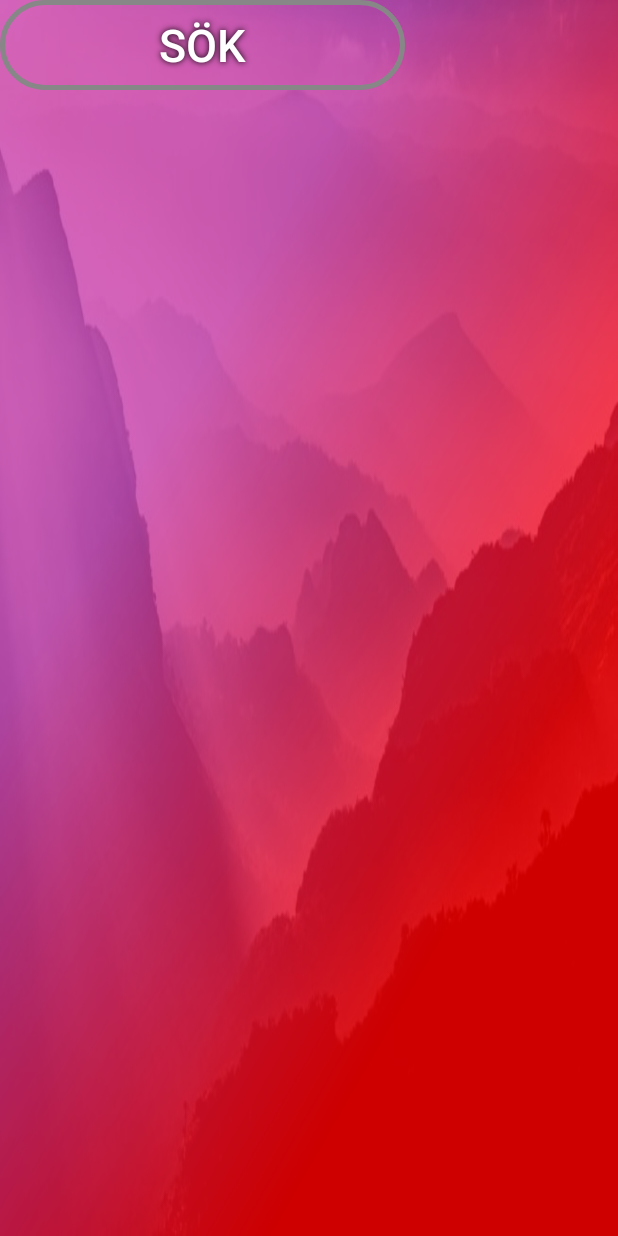
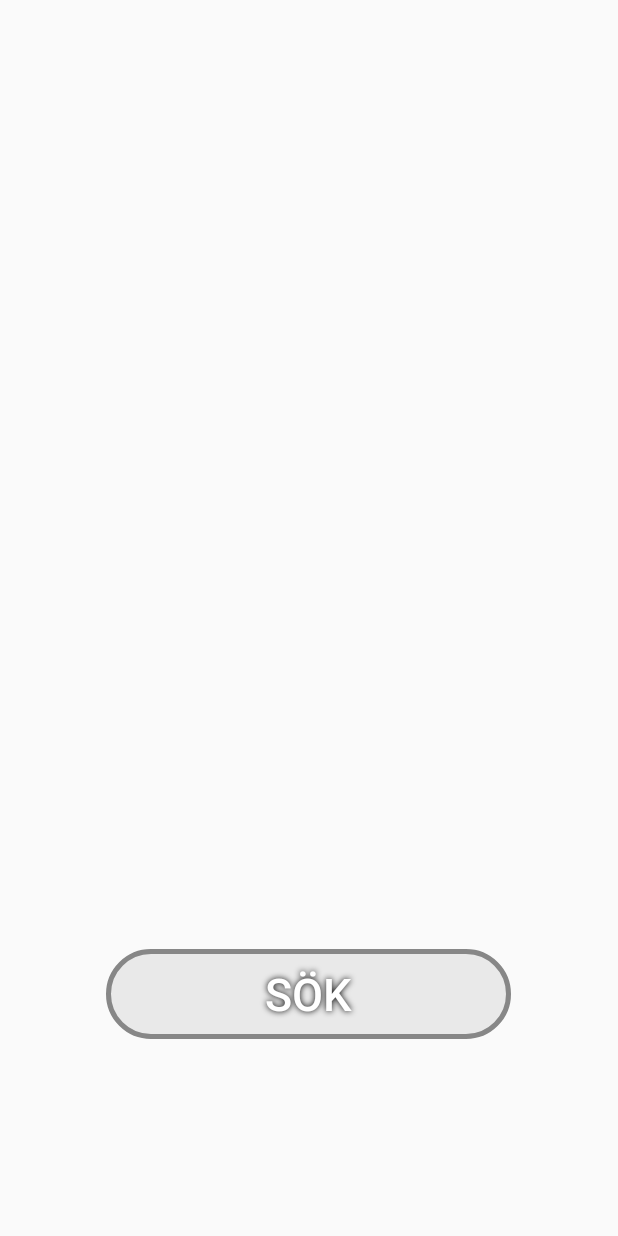
Before and after one commit to Radinger/SystembolagetappG14, an Android app: the Searchactivity screen opened directly, with no data from a screen before it, on a phone screen of 412 x 824 dp. Run offline under Robolectric (Android 15) with nearby library versions, the phone set to English and light mode, and no system bars.

Commit message:
Some new imports. Added OnClickListener for Searchactivity

```diff
--- a/app/src/main/java/com/example/systembolagetapp/Searchactivity.java
+++ b/app/src/main/java/com/example/systembolagetapp/Searchactivity.java
@@ -1,7 +1,10 @@
 package com.example.systembolagetapp;
 
+import android.content.Intent;
 import android.support.v7.app.AppCompatActivity;
 import android.os.Bundle;
+import android.view.View;
+import android.widget.Button;
 
 import java.io.Serializable;
 
@@ -11,5 +14,14 @@ public class Searchactivity extends AppCompatActivity implements Serializable {
     protected void onCreate(Bundle savedInstanceState) {
         super.onCreate(savedInstanceState);
         setContentView(R.layout.activity_search);
+
+        Button btn = (Button) findViewById(R.id.search_button);
+        btn.setOnClickListener(new View.OnClickListener() {
+            @Override
+            public void onClick(View v) {
+                Intent intent = new Intent(Searchactivity.this, MainActivity.class);
+                startActivity(intent);
+            }
+        });
     }
 }
--- a/app/src/main/res/drawable/searchbutton.xml
+++ b/app/src/main/res/drawable/searchbutton.xml
@@ -3,10 +3,8 @@
     <corners
         android:radius="100dp"
         />
-    <gradient
-        android:angle="45"
-        android:centerX="35%"
-        android:type="linear"
+    <solid
+        android:color="@color/transparent_black_1"
         />
     <padding
         android:left="0dp"
--- a/app/src/main/res/layout/activity_main.xml
+++ b/app/src/main/res/layout/activity_main.xml
@@ -6,10 +6,11 @@
     android:layout_height="match_parent"
     tools:context=".MainActivity">
 
+
     <ListView
+        android:id="@+id/product_list"
         android:layout_width="wrap_content"
         android:layout_height="wrap_content"
-        android:id="@+id/product_list">
-    </ListView>
+        tools:ignore="MissingConstraints"></ListView>
 
 </android.support.constraint.ConstraintLayout>
--- a/app/src/main/res/layout/activity_search.xml
+++ b/app/src/main/res/layout/activity_search.xml
@@ -4,13 +4,16 @@
     xmlns:tools="http://schemas.android.com/tools"
     android:layout_width="match_parent"
     android:layout_height="match_parent"
-    android:background="@drawable/android_bg"
     tools:context=".Searchactivity">
 
     <Button
         android:id="@+id/search_button"
         android:layout_width="270dp"
         android:layout_height="60dp"
+        android:layout_marginStart="70dp"
+        android:layout_marginTop="586dp"
+        android:layout_marginEnd="71dp"
+        android:layout_marginBottom="85dp"
         android:background="@drawable/searchbutton"
         android:shadowColor="#000000"
         android:shadowDx="0"
@@ -19,8 +22,10 @@
         android:text="Sök"
         android:textColor="#FFFFFF"
         android:textSize="30sp"
-        tools:layout_editor_absoluteX="70dp"
-        tools:layout_editor_absoluteY="586dp" />
+        app:layout_constraintBottom_toBottomOf="parent"
+        app:layout_constraintEnd_toEndOf="parent"
+        app:layout_constraintStart_toStartOf="parent"
+        app:layout_constraintTop_toTopOf="parent" />
 
 
 </android.support.constraint.ConstraintLayout>
```
